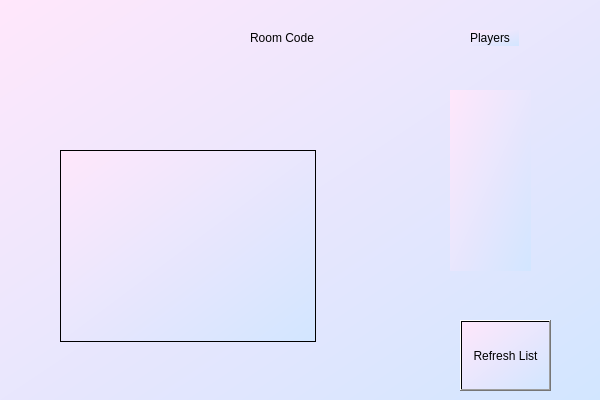
First picture: the form in Skribbl App/ClientGUI/lobby.ui, repository codralexandra/ProjectModernCpp-Particular-Science, before the edit.
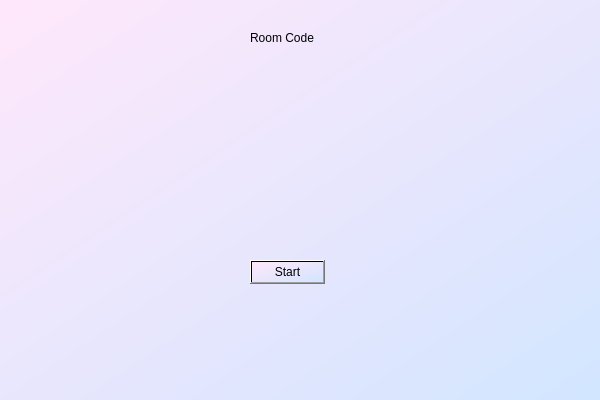
Second picture: the form after the edit.

Commit message: Adaugat buton de start game in lobby

```diff
--- a/Skribbl App/ClientGUI/lobby.ui
+++ b/Skribbl App/ClientGUI/lobby.ui
@@ -54,53 +54,17 @@
     <string/>
    </property>
   </widget>
-  <widget class="QLabel" name="label_2">
+  <widget class="QPushButton" name="startGameButton">
    <property name="geometry">
     <rect>
-     <x>470</x>
-     <y>30</y>
-     <width>49</width>
-     <height>16</height>
+     <x>250</x>
+     <y>260</y>
+     <width>75</width>
+     <height>24</height>
     </rect>
    </property>
    <property name="text">
-    <string>Players</string>
-   </property>
-  </widget>
-  <widget class="QPushButton" name="RefreshButton">
-   <property name="geometry">
-    <rect>
-     <x>460</x>
-     <y>320</y>
-     <width>91</width>
-     <height>71</height>
-    </rect>
-   </property>
-   <property name="text">
-    <string>Refresh List</string>
-   </property>
-  </widget>
-  <widget class="QLabel" name="PlayersList">
-   <property name="geometry">
-    <rect>
-     <x>450</x>
-     <y>90</y>
-     <width>81</width>
-     <height>181</height>
-    </rect>
-   </property>
-   <property name="text">
-    <string/>
-   </property>
-  </widget>
-  <widget class="QListWidget" name="PlayerListBox">
-   <property name="geometry">
-    <rect>
-     <x>60</x>
-     <y>150</y>
-     <width>256</width>
-     <height>192</height>
-    </rect>
+    <string>Start</string>
    </property>
   </widget>
  </widget>
```
The commit also changes 2 other files.
